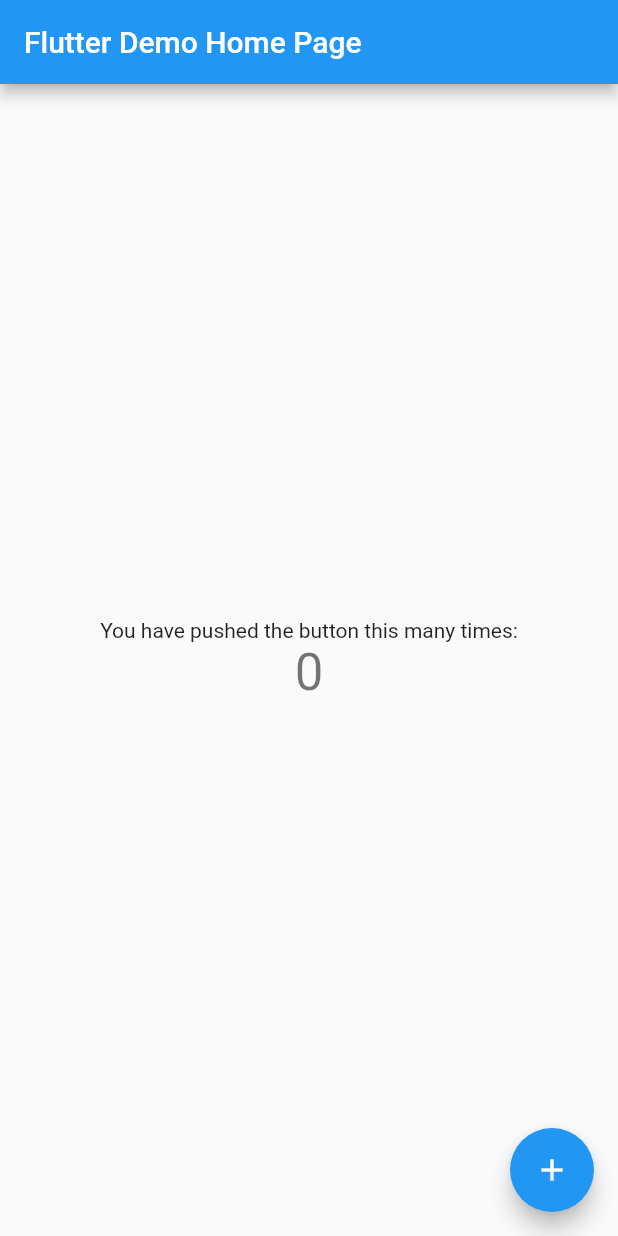
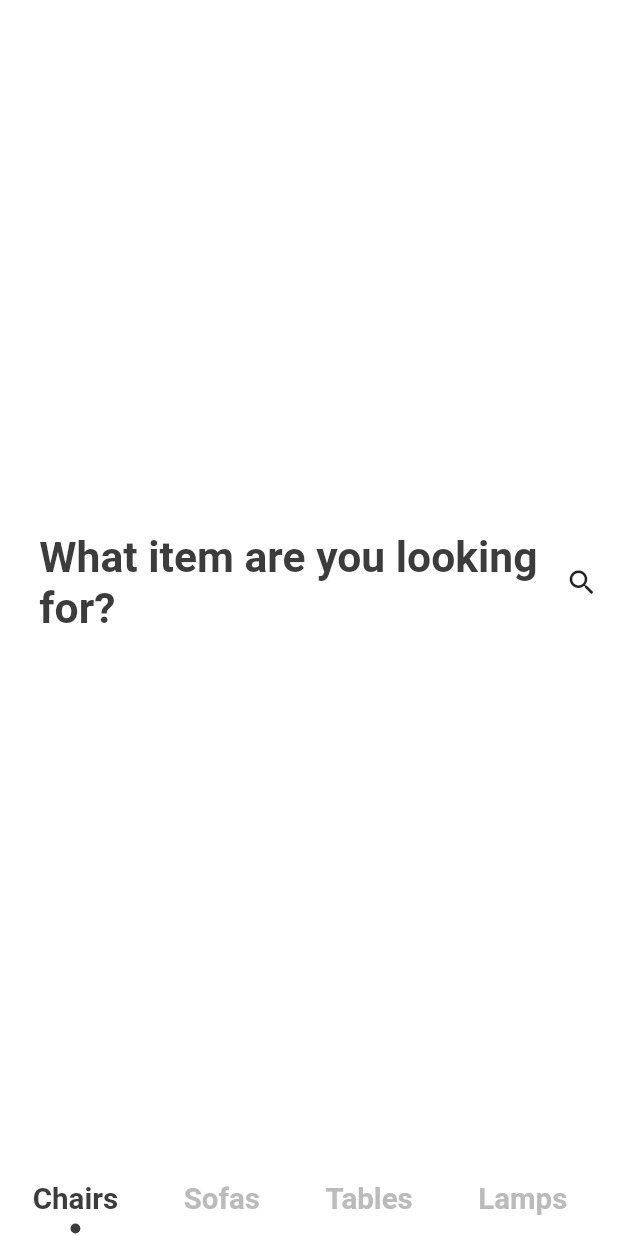
Before and after one commit to Bleach6785/flutter_furniture_2, a Flutter app: the screen it shows after launch, on a phone screen of 412 x 824 dp. Run offline on Flutter 3.47's test engine with Material 2 defaults, Android fonts, the phone set to English and light mode, and no system bars; our stand-ins replace flutter_screenutil; Roboto replaces fonts that are missing (Metropplis).

Commit message:
設計首頁畫面

```diff
--- /dev/null
+++ b/lib/custom_indicator.dart
@@ -0,0 +1,33 @@
+import 'package:flutter/widgets.dart';
+import 'package:flutter_screenutil/flutter_screenutil.dart';
+
+class CustomTabIndicator extends Decoration {
+  @override
+  _CustomPainter createBoxPainter([VoidCallback onChanged]) {
+    return new _CustomPainter(this, onChanged);
+  }
+}
+
+class _CustomPainter extends BoxPainter {
+  final CustomTabIndicator decoration;
+
+  _CustomPainter(this.decoration, VoidCallback onChanged)
+      : assert(decoration != null),
+        super(onChanged);
+
+  @override
+  void paint(Canvas canvas, Offset offset, ImageConfiguration configuration) {
+    assert(configuration != null);
+    assert(configuration.size != null);
+
+    //offset is the position from where the decoration should be drawn.
+    //configuration.size tells us about the height and width of the tab.
+
+    final Paint paint = Paint();
+    double xAxisPos = offset.dx + configuration.size.width / 2;
+    double yAxisPos = offset.dy + configuration.size.height - 5;
+    paint.color = Color(0xFF3D3C3C);
+    paint.style = PaintingStyle.fill;
+    canvas.drawCircle(Offset(xAxisPos, yAxisPos), ScreenUtil().setSp(3), paint);
+  }
+}
--- /dev/null
+++ b/lib/home_page.dart
@@ -0,0 +1,102 @@
+import 'package:flutter/material.dart';
+import 'package:flutter_furniture_2/custom_indicator.dart';
+import 'package:flutter_screenutil/flutter_screenutil.dart';
+
+class HomePage extends StatefulWidget {
+  @override
+  _HomePageState createState() => _HomePageState();
+}
+
+class _HomePageState extends State<HomePage>
+    with SingleTickerProviderStateMixin {
+  TabController tabController;
+
+  @override
+  void initState() {
+    tabController = TabController(length: 5, vsync: this);
+    super.initState();
+  }
+
+  @override
+  void dispose() {
+    tabController.dispose();
+    super.dispose();
+  }
+
+  @override
+  Widget build(BuildContext context) {
+    return Scaffold(
+      body: Column(
+        mainAxisAlignment: MainAxisAlignment.spaceBetween,
+        children: [
+          Container(),
+          Padding(
+            padding: EdgeInsets.only(
+              left: ScreenUtil().setWidth(24.0),
+            ),
+            child: Row(
+              children: [
+                Expanded(
+                  child: Text(
+                    "What item are you looking for?",
+                    style: TextStyle(
+                      fontSize: ScreenUtil().setSp(26.0),
+                      fontWeight: FontWeight.bold,
+                      color: Color(0xFF3D3C3C),
+                      height: 1.2,
+                    ),
+                  ),
+                ),
+                IconButton(
+                  icon: Icon(Icons.search),
+                  iconSize: ScreenUtil().setSp(20.0),
+                  onPressed: () {},
+                ),
+              ],
+            ),
+          ),
+          TabBar(
+            controller: tabController,
+            isScrollable: true,
+            labelColor: Color(0xFF3D3C3C),
+            labelStyle: TextStyle(
+              fontWeight: FontWeight.bold,
+              fontSize: ScreenUtil().setSp(18.0),
+              color: Color(0xFF3D3C3C),
+              height: 1.2,
+            ),
+            unselectedLabelColor: Color(0xFFBBBBBB),
+            labelPadding: EdgeInsets.symmetric(
+              horizontal: ScreenUtil().setWidth(20.0),
+            ),
+            indicator: CustomTabIndicator(),
+            tabs: [
+              Tab(
+                text: "Chairs",
+              ),
+              Tab(
+                text: "Sofas",
+              ),
+              Tab(
+                text: "Tables",
+              ),
+              Tab(
+                text: "Lamps",
+              ),
+              Tab(
+                text: "Bookshelf",
+              ),
+            ],
+          ),
+          // Expanded(
+          //   child: GridView.builder(
+          //     gridDelegate:
+          //         SliverGridDelegateWithFixedCrossAxisCount(crossAxisCount: 2),
+          //     itemBuilder: null,
+          //   ),
+          // ),
+        ],
+      ),
+    );
+  }
+}
--- a/lib/main.dart
+++ b/lib/main.dart
@@ -1,4 +1,6 @@
 import 'package:flutter/material.dart';
+import 'package:flutter_furniture_2/home_page.dart';
+import 'package:flutter_screenutil/flutter_screenutil.dart';
 
 void main() {
   runApp(MyApp());
@@ -11,107 +13,19 @@ class MyApp extends StatelessWidget {
     return MaterialApp(
       title: 'Flutter Demo',
       theme: ThemeData(
-        // This is the theme of your application.
-        //
-        // Try running your application with "flutter run". You'll see the
-        // application has a blue toolbar. Then, without quitting the app, try
-        // changing the primarySwatch below to Colors.green and then invoke
-        // "hot reload" (press "r" in the console where you ran "flutter run",
-        // or simply save your changes to "hot reload" in a Flutter IDE).
-        // Notice that the counter didn't reset back to zero; the application
-        // is not restarted.
-        primarySwatch: Colors.blue,
-        // This makes the visual density adapt to the platform that you run
-        // the app on. For desktop platforms, the controls will be smaller and
-        // closer together (more dense) than on mobile platforms.
-        visualDensity: VisualDensity.adaptivePlatformDensity,
+        scaffoldBackgroundColor: Colors.white,
+        fontFamily: "Metropplis",
       ),
-      home: MyHomePage(title: 'Flutter Demo Home Page'),
+      builder: (context, child) {
+        // Helps us to scale our app for different screen sizes
+        ScreenUtil.init(context,
+            height: 812.0, width: 377.0, allowFontScaling: true);
+        return MediaQuery(
+          data: MediaQuery.of(context).copyWith(),
+          child: child,
+        );
+      },
+      home: HomePage(),
     );
   }
 }
-
-class MyHomePage extends StatefulWidget {
-  MyHomePage({Key key, this.title}) : super(key: key);
-
-  // This widget is the home page of your application. It is stateful, meaning
-  // that it has a State object (defined below) that contains fields that affect
-  // how it looks.
-
-  // This class is the configuration for the state. It holds the values (in this
-  // case the title) provided by the parent (in this case the App widget) and
-  // used by the build method of the State. Fields in a Widget subclass are
-  // always marked "final".
-
-  final String title;
-
-  @override
-  _MyHomePageState createState() => _MyHomePageState();
-}
-
-class _MyHomePageState extends State<MyHomePage> {
-  int _counter = 0;
-
-  void _incrementCounter() {
-    setState(() {
-      // This call to setState tells the Flutter framework that something has
-      // changed in this State, which causes it to rerun the build method below
-      // so that the display can reflect the updated values. If we changed
-      // _counter without calling setState(), then the build method would not be
-      // called again, and so nothing would appear to happen.
-      _counter++;
-    });
-  }
-
-  @override
-  Widget build(BuildContext context) {
-    // This method is rerun every time setState is called, for instance as done
-    // by the _incrementCounter method above.
-    //
-    // The Flutter framework has been optimized to make rerunning build methods
-    // fast, so that you can just rebuild anything that needs updating rather
-    // than having to individually change instances of widgets.
-    return Scaffold(
-      appBar: AppBar(
-        // Here we take the value from the MyHomePage object that was created by
-        // the App.build method, and use it to set our appbar title.
-        title: Text(widget.title),
-      ),
-      body: Center(
-        // Center is a layout widget. It takes a single child and positions it
-        // in the middle of the parent.
-        child: Column(
-          // Column is also a layout widget. It takes a list of children and
-          // arranges them vertically. By default, it sizes itself to fit its
-          // children horizontally, and tries to be as tall as its parent.
-          //
-          // Invoke "debug painting" (press "p" in the console, choose the
-          // "Toggle Debug Paint" action from the Flutter Inspector in Android
-          // Studio, or the "Toggle Debug Paint" command in Visual Studio Code)
-          // to see the wireframe for each widget.
-          //
-          // Column has various properties to control how it sizes itself and
-          // how it positions its children. Here we use mainAxisAlignment to
-          // center the children vertically; the main axis here is the vertical
-          // axis because Columns are vertical (the cross axis would be
-          // horizontal).
-          mainAxisAlignment: MainAxisAlignment.center,
-          children: <Widget>[
-            Text(
-              'You have pushed the button this many times:',
-            ),
-            Text(
-              '$_counter',
-              style: Theme.of(context).textTheme.headline4,
-            ),
-          ],
-        ),
-      ),
-      floatingActionButton: FloatingActionButton(
-        onPressed: _incrementCounter,
-        tooltip: 'Increment',
-        child: Icon(Icons.add),
-      ), // This trailing comma makes auto-formatting nicer for build methods.
-    );
-  }
-}
```
Also changed, not shown: 1 other file.
